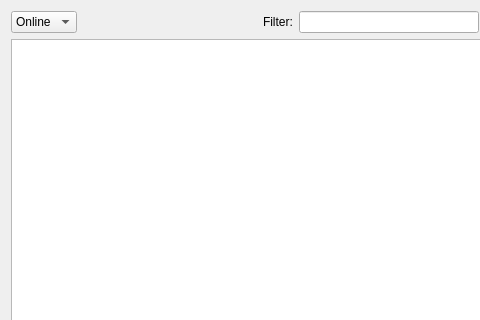
First picture: the form in dqmfiledownloader/dqmfiledownloader.ui, repository CMSTrackerDPG/QTBrowser, before the edit; both pictures show x 0 to 480 and y 0 to 320 of the 576 by 709 pixel window.
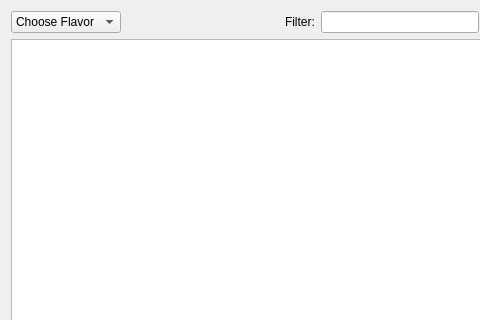
Second picture: the form after the edit.

Patch:
```diff
--- a/dqmfiledownloader/dqmfiledownloader.ui
+++ b/dqmfiledownloader/dqmfiledownloader.ui
@@ -18,6 +18,11 @@
     <layout class="QHBoxLayout" name="horizontalLayout">
      <item>
       <widget class="QComboBox" name="comboBox">
+       <item>
+        <property name="text">
+         <string>Choose Flavor</string>
+        </property>
+       </item>
        <item>
         <property name="text">
          <string>Online</string>
```
